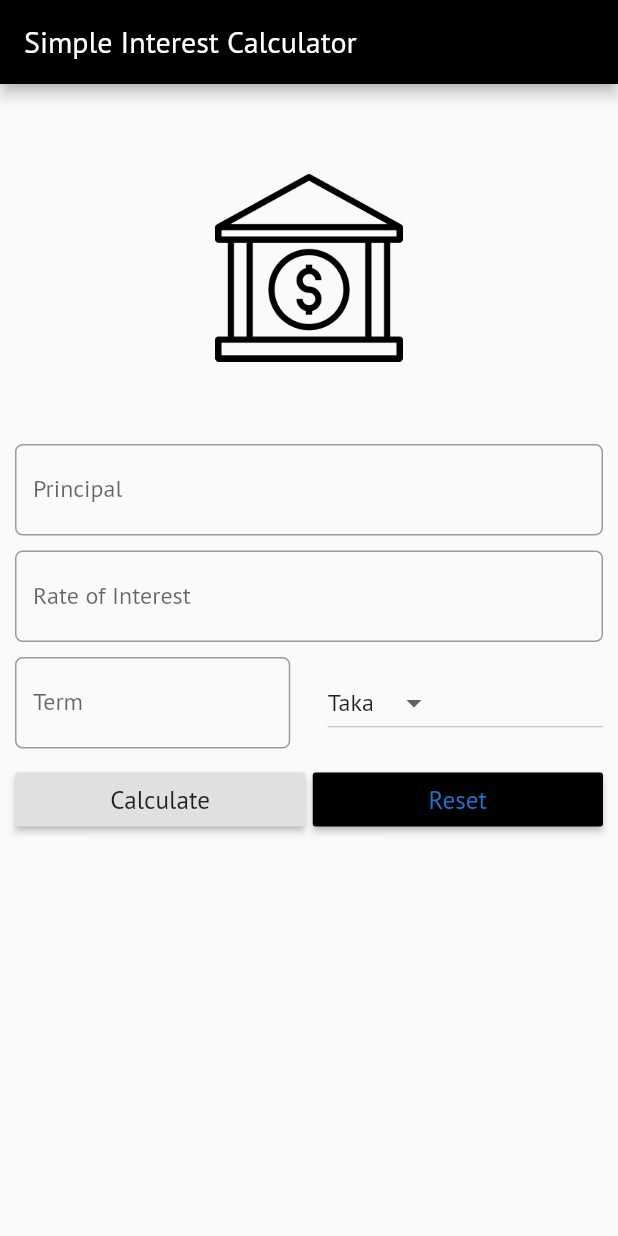
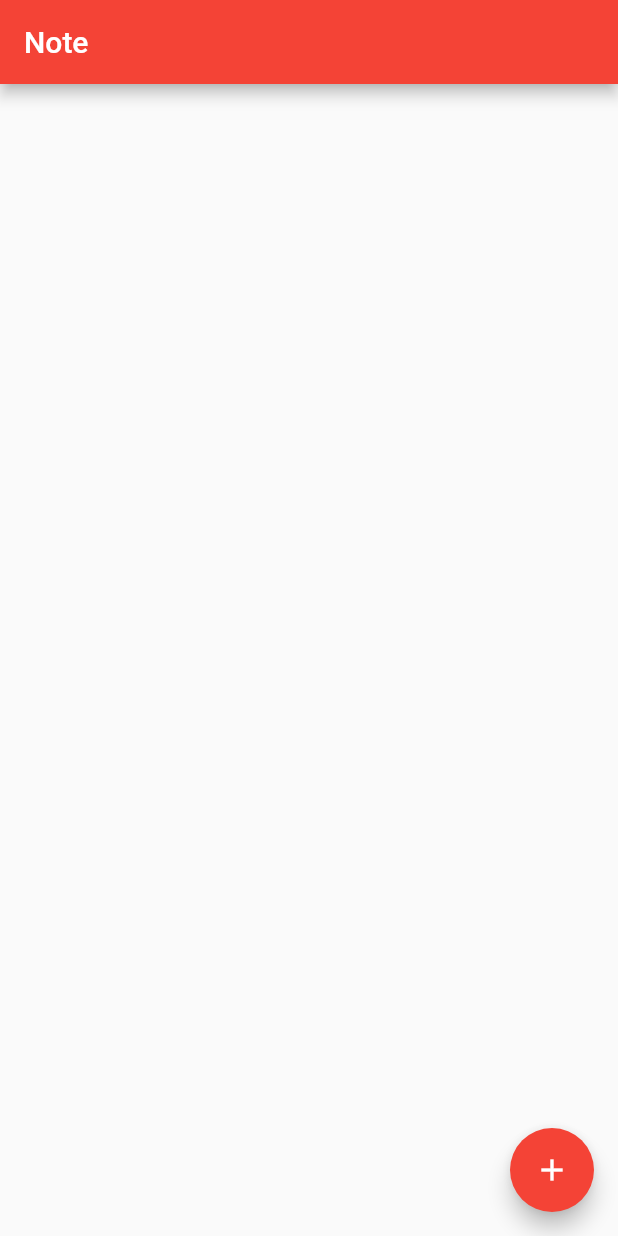
Before and after one commit to asif-bhuti/flutter_shit, a Flutter app: the screen it shows after launch, on a phone screen of 412 x 824 dp. Run offline on Flutter 3.47's test engine with Material 2 defaults, Android fonts, the phone set to English and light mode, and no system bars.

Commit message:
simple note

```diff
--- a/lib/main.dart
+++ b/lib/main.dart
@@ -1,183 +1,20 @@
-import 'package:flutter/cupertino.dart';
 import 'package:flutter/material.dart';
 
-void main() => runApp(MaterialApp(
+import 'screens/note_list.dart';
+import 'screens/note_detail.dart';
+
+void main() => runApp(MyApp());
+
+class MyApp extends StatelessWidget{
+  @override
+  Widget build(BuildContext context) {
+    return MaterialApp(
+      title: 'Note Keeper',
       debugShowCheckedModeBanner: false,
-      title: 'Simple Interest Calculator',
-      home: SIForm(),
       theme: ThemeData(
-          primaryColor: Colors.black,
-          accentColor: Colors.black,
-          fontFamily: 'PTSans'),
-    ));
-
-class SIForm extends StatefulWidget {
-  State<StatefulWidget> createState() {
-    return _SIForm();
+        primarySwatch: Colors.red
+      ),
+      home: NoteList(),
+    );
   }
 }
-
-class _SIForm extends State<SIForm> {
-
-  var _formKey = GlobalKey<FormState>();
-
-  var _currencies = ['Taka', 'Rupee', 'Dollar', 'Others'];
-  var _currentItemSelected = '';
-  final _minimumPadding = 5.0;
-  var displayResult = '';
-  TextEditingController principalController = TextEditingController();
-  TextEditingController roiController = TextEditingController();
-  TextEditingController termController = TextEditingController();
-
-  @override
-  void initState() {
-    // TODO: implement initState
-    super.initState();
-    _currentItemSelected=_currencies[0];
-  }
-
-
-  @override
-  Widget build(BuildContext context) {
-    return Scaffold(
-      //resizeToAvoidBottomPadding: false,
-      appBar: AppBar(
-        title: Text('Simple Interest Calculator'),
-      ),
-      body: Form(
-        key: _formKey,
-        child: Padding(
-          padding: EdgeInsets.all(_minimumPadding * 2),
-          child: ListView(
-            children: [
-              getImageAsset(),
-              Padding(
-                padding: EdgeInsets.only(top: 5, bottom: 5),
-                child: getTextField('Principal', 'Enter principal e.g. 12000',principalController),
-              ),
-              Padding(
-                padding: EdgeInsets.only(top: 5, bottom: 5),
-                child: getTextField('Rate of Interest', 'In percentage',roiController),
-              ),
-              Padding(
-                padding: EdgeInsets.only(
-                    top: _minimumPadding, bottom: _minimumPadding),
-                child: Row(
-                  children: [
-                    Expanded(child: getTextField('Term', 'Time in years',termController)),
-                    Container(
-                      width: _minimumPadding * 5,
-                    ),
-                    Expanded(
-                      child: DropdownButton<String>(
-                        items: _currencies.map((String value) {
-                          return DropdownMenuItem<String>(
-                              value: value, child: Text(value));
-                        }).toList(),
-                        value: _currentItemSelected,
-                        onChanged: (String newValueSelected) {
-                          _onDropDownItemSelected(newValueSelected);
-                        },
-                      ),
-                    ),
-                  ],
-                ),
-              ),
-              Padding(
-                padding: EdgeInsets.only(
-                    top: _minimumPadding, bottom: _minimumPadding),
-                child: Row(
-                  children: [
-                    Expanded(
-                      child: RaisedButton(
-                        child: Text('Calculate', textScaleFactor: 1.2),
-                        onPressed: () {
-                          setState(() {
-                            if(_formKey.currentState.validate()){
-                              this.displayResult=_calculateTotal();}
-                          });
-                        },
-                      ),
-                    ),
-                    Container(
-                      width: _minimumPadding,
-                    ),
-                    Expanded(
-                      child: RaisedButton(
-                        color: Theme.of(context).accentColor,
-                        textColor: Theme.of(context).primaryColorDark,
-                        child: Text(
-                          'Reset',
-                          textScaleFactor: 1.2,
-                        ),
-                        onPressed: () {
-                          _reset();
-                        },
-                      ),
-                    ),
-                  ],
-                ),
-              ),
-              Padding(
-                padding: EdgeInsets.all(_minimumPadding * 2),
-                child: Text(this.displayResult),
-              )
-            ],
-          ),
-        ),
-      ),
-    );
-  }
-
-  Widget getImageAsset() {
-    return Container(
-      child: Image(
-        image: AssetImage('images/bank.png'),
-        width: 125,
-        height: 125,
-      ),
-      padding: EdgeInsets.all(_minimumPadding * 10),
-    );
-  }
-
-  Widget getTextField(String getLabelText, String getHintText, TextEditingController getController) {
-    return TextFormField(
-      keyboardType: TextInputType.number,
-      decoration: InputDecoration(
-          labelText: getLabelText,
-          hintText: getHintText,
-          border: OutlineInputBorder(borderRadius: BorderRadius.circular(5))),
-      controller: getController,
-      validator: (String value){
-        if(value.isEmpty){
-          return 'Please Enter $getLabelText';
-        }
-      },
-    );
-  }
-
-  void _onDropDownItemSelected(String newValue){
-    setState(() {
-      this._currentItemSelected=newValue;
-    });
-  }
-
-  String _calculateTotal(){
-    double principal = double.parse(principalController.text);
-    double roi = double.parse(roiController.text);
-    double term = double.parse(termController.text);
-
-    double totalAmount = principal*(principal*roi*term)/100;
-
-    return 'After $term year/s your interest will be worth $totalAmount $_currentItemSelected';
-  }
-
-  void _reset(){
-    _currentItemSelected=_currencies[0];
-    principalController.text='';
-    roiController.text='';
-    termController.text='';
-    displayResult='';
-  }
-
-}
--- /dev/null
+++ b/lib/screens/note_list.dart
@@ -0,0 +1,70 @@
+import 'package:flutter/material.dart';
+
+import 'note_detail.dart';
+
+class NoteList extends StatefulWidget {
+  @override
+  State<StatefulWidget> createState() {
+    return _NoteListState();
+  }
+}
+
+class _NoteListState extends State<NoteList> {
+  int count = 0;
+
+  @override
+  Widget build(BuildContext context) {
+    return Scaffold(
+        appBar: AppBar(
+          title: Text('Note'),
+        ),
+        body: getNoteListView(),
+        floatingActionButton: FloatingActionButton(
+          onPressed: () {
+            debugPrint('FAB was clicked');
+            navigateDetailNote('Add Note');
+          },
+          tooltip: 'Add Note',
+          child: Icon(Icons.add),
+        ));
+  }
+
+  ListView getNoteListView() {
+    TextStyle titleStyle = Theme.of(context).textTheme.bodyText2;
+    return ListView.builder(
+        itemCount: count,
+        itemBuilder: (BuildContext context, int position) {
+          return Card(
+            color: Colors.white,
+            elevation: 2.0,
+            child: ListTile(
+              leading: CircleAvatar(
+                backgroundColor: Colors.red,
+                child: Icon(Icons.keyboard_arrow_right),
+              ),
+              title: Text(
+                'Dummy Title',
+                style: titleStyle,
+              ),
+              subtitle: Text(
+                'Dummy dat',
+                style: titleStyle,
+              ),
+              trailing: Icon(
+                Icons.delete,
+                color: Colors.grey,
+              ),
+              onTap: () {
+                debugPrint('The item was clicked');
+                navigateDetailNote('Edit Note');
+              },
+            ),
+          );
+        });
+  }
+
+  void navigateDetailNote(String title) {
+    Navigator.push(
+        context, MaterialPageRoute(builder: (context) => NoteDetail(title)));
+  }
+}
```
Also changed, not shown: lib/screens/note_detail.dart (added, +133 -0 lines), lib/screens/simple_interest_calculator.dart (added, +183 -0 lines), 2 other files.
